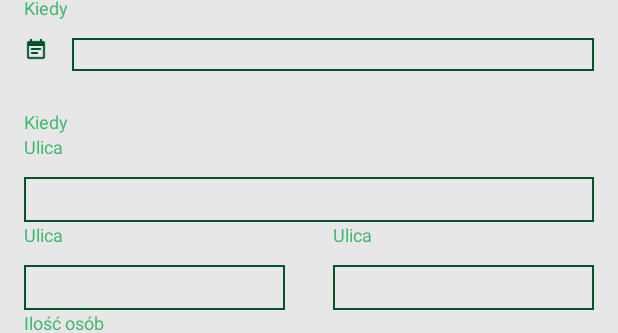
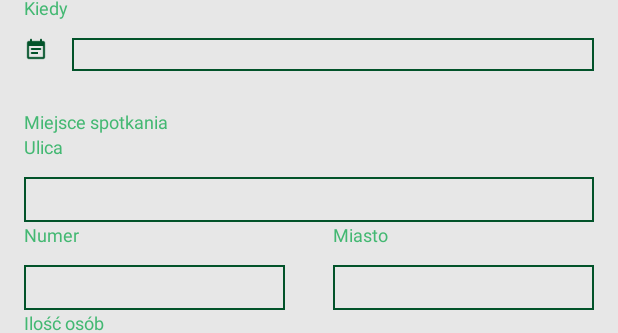
Before and after one commit to redheroes/uep-abso-jam, an Android app: the layout fragment_jam_edit.xml on its own in the app's theme, with its tools: preview values and no code run, on a phone screen of 412 x 824 dp. Shown: the part 287-620 px from the top of the screen. Run offline under Robolectric (Android 15) with nearby library versions, the phone set to English and light mode, and no system bars.

Commit message:
add fragment helper

```diff
--- a/app/src/main/java/pl/redexperts/uepabsojam/fragments/FragmentJams.java
+++ b/app/src/main/java/pl/redexperts/uepabsojam/fragments/FragmentJams.java
@@ -18,6 +18,7 @@ import pl.redexperts.uepabsojam.R;
 import pl.redexperts.uepabsojam.listeners.ApiResponseListener;
 import pl.redexperts.uepabsojam.listeners.OnArrayListContextMenuListener;
 import pl.redexperts.uepabsojam.model.Jam;
+import pl.redexperts.utils.FragmentHelper;
 import pl.redexperts.utils.PopupUtils;
 
 public class FragmentJams extends Fragment implements View.OnClickListener,
@@ -86,7 +87,8 @@ public class FragmentJams extends Fragment implements View.OnClickListener,
     public boolean onMenuItemClick(MenuItem item) {
         switch (item.getItemId()) {
             case R.id.jam_details:
-                //TODO: show details
+                FragmentHelper.showFragment(getActivity(), R.id.container,
+                        new FragmentJams(), true);
 
                 return true;
 
--- a/app/src/main/res/layout/activity_main.xml
+++ b/app/src/main/res/layout/activity_main.xml
@@ -5,7 +5,9 @@
     android:paddingTop="@dimen/activity_vertical_margin"
     android:paddingBottom="@dimen/activity_vertical_margin" tools:context=".MainActivity">
 
-    <TextView android:text="@string/hello_world" android:layout_width="wrap_content"
-        android:layout_height="wrap_content" />
+    <FrameLayout class="pl.willcare.willcare.fragments.FragmentEmpty"
+        android:id="@+id/container"
+        android:layout_width="match_parent"
+        android:layout_height="match_parent"/>
 
 </RelativeLayout>
--- a/app/src/main/res/layout/fragment_jam_edit.xml
+++ b/app/src/main/res/layout/fragment_jam_edit.xml
@@ -70,7 +70,7 @@
                 style="@style/edit_text_title"
                 android:layout_marginBottom="0dp"
                 android:layout_marginTop="25dp"
-                android:text="@string/jam_edit_when" />
+                android:text="@string/jam_edit_place" />
 
 
             <TextView
@@ -98,7 +98,7 @@
 
                     <TextView
                         style="@style/edit_text_title"
-                        android:text="@string/jam_edit_street" />
+                        android:text="@string/jam_edit_number" />
 
                     <EditText
                         android:id="@+id/jam_address_number"
@@ -116,7 +116,7 @@
 
                     <TextView
                         style="@style/edit_text_title"
-                        android:text="@string/jam_edit_street" />
+                        android:text="@string/jam_edit_city" />
 
                     <EditText
                         android:id="@+id/jam_address_city"
```
Also changed, not shown: app/src/main/java/pl/redexperts/uepabsojam/fragments/FragmentEmpty.java (added, +19 -0 lines), app/src/main/java/pl/redexperts/utils/FragmentHelper.java (added, +48 -0 lines), app/src/main/res/layout/fragment_empty.xml (added, +7 -0 lines).
